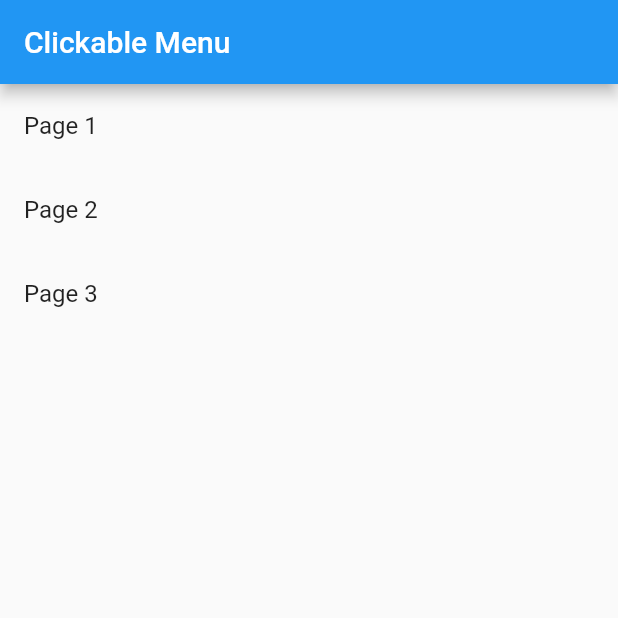
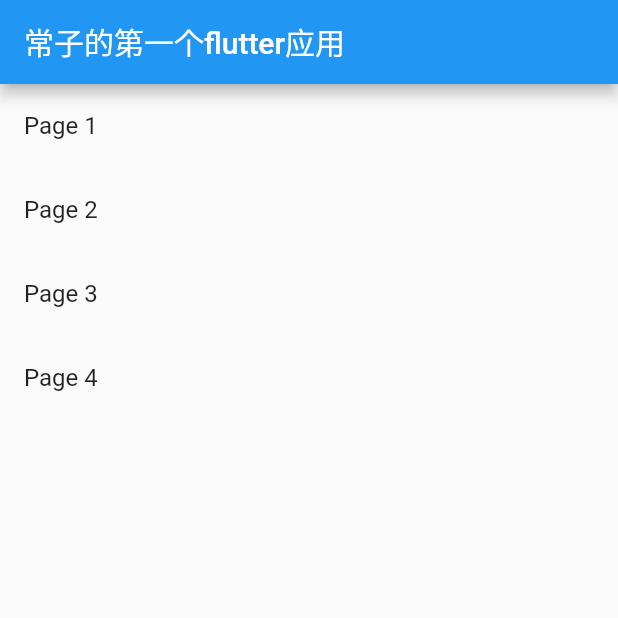
Before and after one commit to AccOlaDe-peng/flutter, a Flutter app: the screen it shows after launch, on a phone screen of 412 x 824 dp, the top half of it. Run offline on Flutter 3.47's test engine with Material 2 defaults, Android fonts, the phone set to English and light mode, and no system bars.

Commit message:
fix: 实现各种效果

```diff
--- a/lib/Routers.dart
+++ b/lib/Routers.dart
@@ -1,3 +1,4 @@
+import 'package:my_app/screens/animation_curve.dart';
 import 'package:my_app/screens/animation_gesture.dart';
 import 'package:my_app/screens/animation_opacity.dart';
 import 'package:my_app/screens/home.dart';
@@ -8,11 +9,13 @@ class Routers {
   static const String page1 = '/page1';
   static const String page2 = '/page2';
   static const String page3 = '/page3';
+  static const String page4 = '/page4';
   static final routes = {
     home: (context) => const Home(),
     page1: (context) => const Page1(),
     page2: (context) => const Page2(),
     page3: (context) => const Page3(),
+    page4: (context) => const Page4(),
   };
   static onGenerateRoute(settings) {
     print(settings.name);
--- a/lib/screens/animation_opacity.dart
+++ b/lib/screens/animation_opacity.dart
@@ -6,10 +6,7 @@ class Page2 extends StatelessWidget {
   @override
   Widget build(BuildContext context) {
     const appTitle = 'Opacity Demo';
-    return const MaterialApp(
-      title: appTitle,
-      home: MyHomePage(title: appTitle),
-    );
+    return const MyHomePage(title: appTitle);
   }
 }
 
--- a/lib/screens/home.dart
+++ b/lib/screens/home.dart
@@ -6,11 +6,9 @@ class Home extends StatelessWidget {
 
   @override
   Widget build(BuildContext context) {
-    return MaterialApp(
-      title: 'Clickable Menu Example',
-      home: Scaffold(
+    return Scaffold(
       appBar: AppBar(
-            title: const Text('Clickable Menu'),
+        title: const Text('常子的第一个flutter应用'),
       ),
       body: ListView(
         children: [
@@ -32,8 +30,14 @@ class Home extends StatelessWidget {
               Navigator.of(context).pushNamed(Routers.page3);
             },
           ),
+          ListTile(
+            title: const Text('Page 4'),
+            onTap: () {
+              Navigator.of(context).pushNamed(Routers.page4);
+            },
+          ),
         ],
-          )),
+      ),
     );
   }
 }
```
Also changed, not shown: lib/screens/animation_curve.dart (added, +70 -0 lines). Lines whose indentation alone changed are shown as unchanged.
